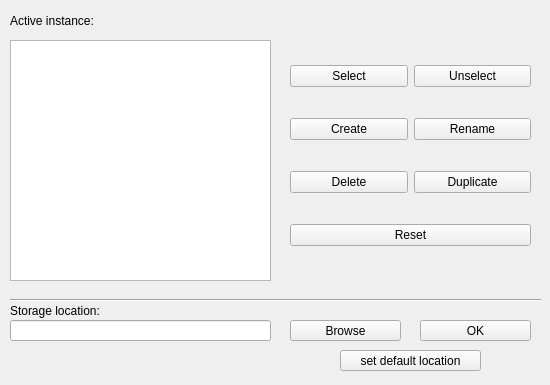
Before: the Qt Designer form gui.ui in ArkadSt/minecraft-instance-manager-qt, drawn with Qt 5.
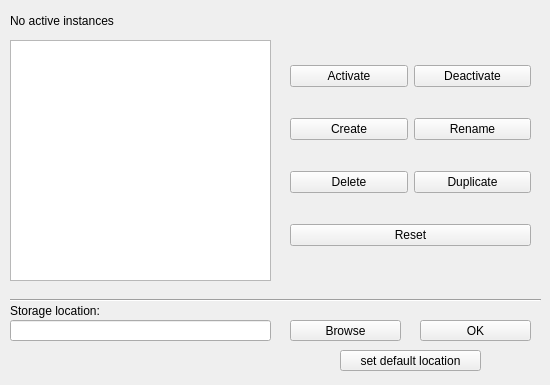
After: the same form once the commit is applied.

Commit message: all the buttons should work now, added warnings, fixed bugs

What changed in the file:
```diff
--- a/gui.ui
+++ b/gui.ui
@@ -44,7 +44,7 @@
      </rect>
     </property>
     <property name="text">
-     <string>Active instance: </string>
+     <string>No active instances</string>
     </property>
    </widget>
    <widget class="Line" name="line">
@@ -146,14 +146,14 @@
      <item row="0" column="0">
       <widget class="QPushButton" name="select_pushButton">
        <property name="text">
-        <string>Select</string>
+        <string>Activate</string>
        </property>
       </widget>
      </item>
      <item row="0" column="1">
       <widget class="QPushButton" name="unselect_pushButton">
        <property name="text">
-        <string>Unselect</string>
+        <string>Deactivate</string>
        </property>
       </widget>
      </item>
```
Left out of the diff: 6 changed lines with no effect on the pictures. The commit also changes 2 other files.
